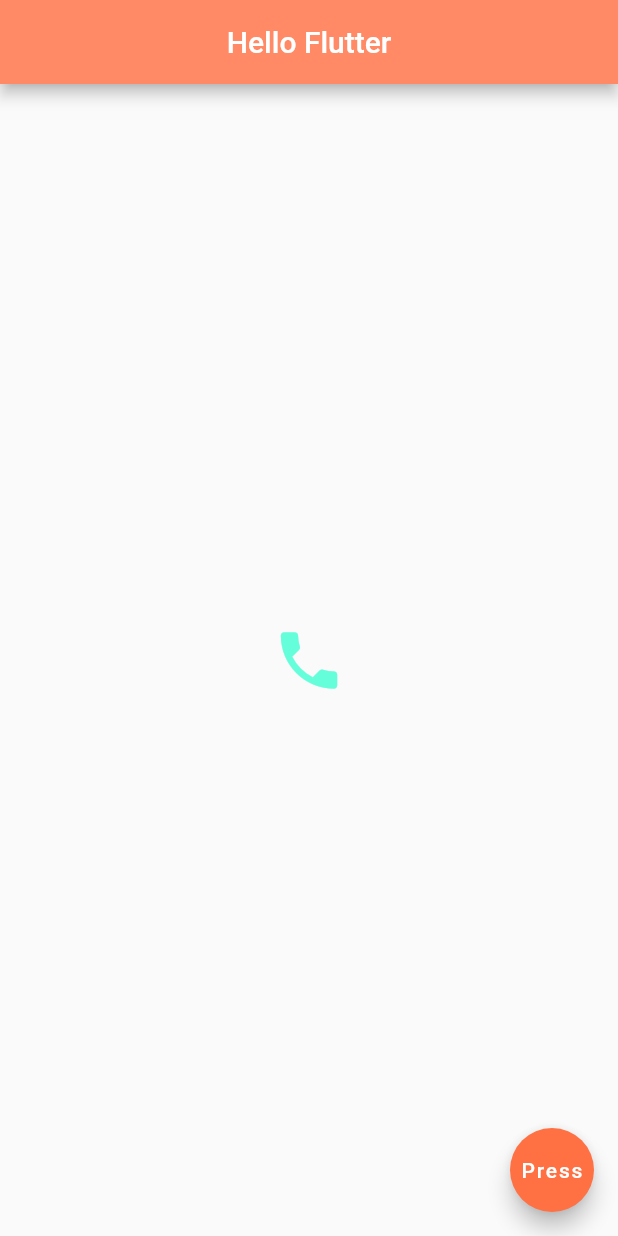
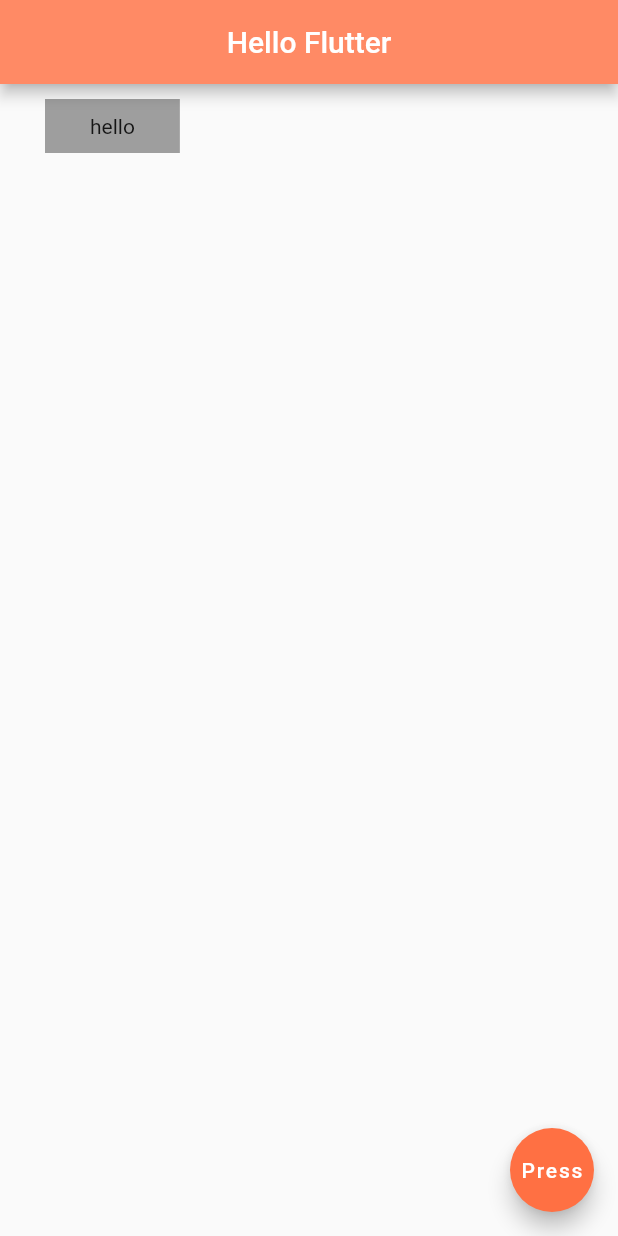
Before and after one commit to ade3l/Hello-Flutter, a Flutter app: the screen it shows after launch, on a phone screen of 412 x 824 dp. Run offline on Flutter 3.47's test engine with Material 2 defaults, Android fonts, the phone set to English and light mode, and no system bars.

Commit message:
Container added

```diff
--- a/lib/main.dart
+++ b/lib/main.dart
@@ -18,13 +18,13 @@ class Home extends StatelessWidget {
         centerTitle: true,
         backgroundColor: Colors.deepOrange[300],
       ),
-      body:   Center(
-        child: IconButton(
-          icon: const Icon(Icons.phone),
-          onPressed: () {  },
-          color:Colors.tealAccent,
-          iconSize: 50.0,
-        ),
+      body:   Container(
+        padding: const EdgeInsets.symmetric(horizontal: 30.0,vertical: 10.0),
+        margin: const EdgeInsets.fromLTRB(30, 10, 15, 20),
+        color:Colors.grey,
+        //If there is no child then the container takes up
+        // the maximum space that it can
+        child: Text("hello"),
       ),
       floatingActionButton: FloatingActionButton(
         onPressed: () {  },
```
